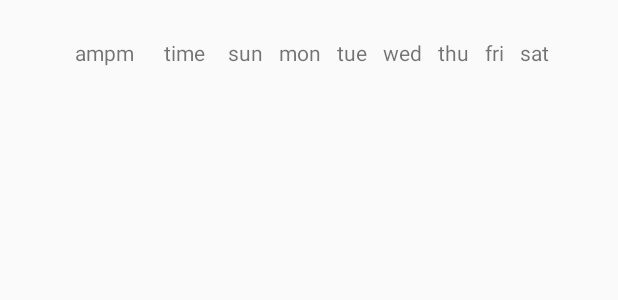
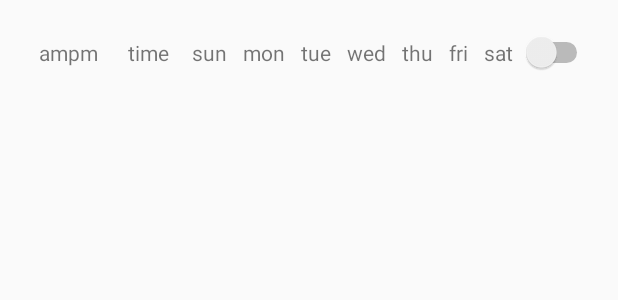
Before and after one commit to tjoon/TjoonAlarm, an Android app: the layout item_layout_alarm.xml on its own in the app's theme, with its tools: preview values and no code run, on a phone screen of 412 x 824 dp. Shown: the top 300 px of the screen. Run offline under Robolectric (Android 15) with nearby library versions, the phone set to English and light mode, and no system bars.

Commit message:
STYLE change add button

```diff
--- a/Android/app/src/main/java/comtjoon/github/tjoonalarm/AlarmAdapter.kt
+++ /dev/null
@@ -1,6 +0,0 @@
-package comtjoon.github.tjoonalarm
-
-
-class AlarmAdapter() {
-
-}
--- a/Android/app/src/main/res/layout/activity_main.xml
+++ b/Android/app/src/main/res/layout/activity_main.xml
@@ -28,6 +28,7 @@
         android:layout_height="wrap_content"
         android:layout_gravity="bottom|end"
         android:layout_margin="@dimen/fab_margin"
-        app:srcCompat="@android:drawable/ic_dialog_email" />
+        app:backgroundTint="@android:color/background_light"
+        app:srcCompat="@android:drawable/ic_input_add" />
 
 </android.support.design.widget.CoordinatorLayout>
--- a/Android/app/src/main/res/layout/item_layout_alarm.xml
+++ b/Android/app/src/main/res/layout/item_layout_alarm.xml
@@ -109,4 +109,7 @@
         android:layout_height="wrap_content"
         android:text="sat"
         android:padding="5dp"/>
+    <Switch
+        android:layout_width="wrap_content"
+        android:layout_height="wrap_content" />
 </LinearLayout>
```
Also changed, not shown: Android/app/src/main/java/comtjoon/github/tjoonalarm/DBHandler.kt (deleted, +0 -25 lines).
